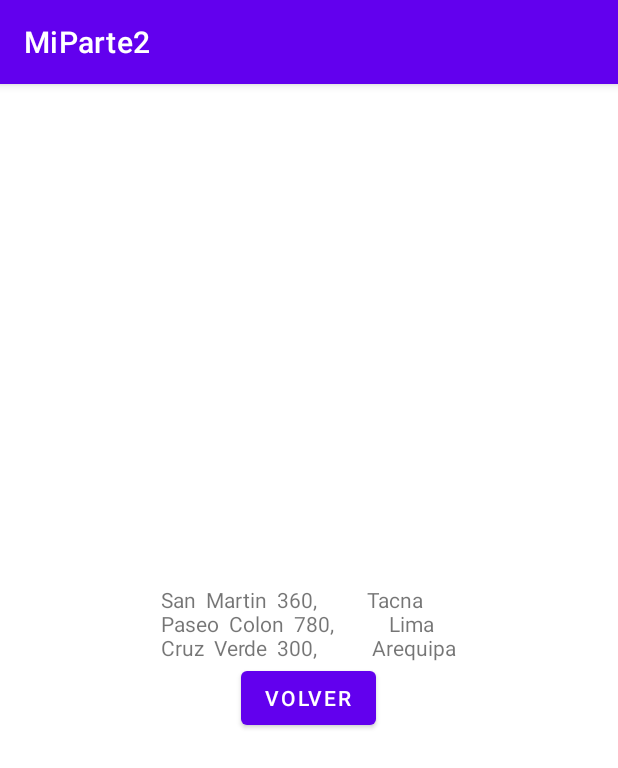
After one commit to Yennyqm/MiParte_2, an Android app: the Comunicacion3 screen opened directly, with no data from a screen before it, on a phone screen of 412 x 824 dp. The commit adds this screen. Shown: the top 768 px of the screen. Run offline under Robolectric (Android 15) with nearby library versions, the phone set to English and light mode, and no system bars.

Commit message:
Iniciando una actividad esperando datos de ella caso 2, validación para casilleros vacios y saltos de linea con etiqueta xml

```diff
--- a/app/src/main/AndroidManifest.xml
+++ b/app/src/main/AndroidManifest.xml
@@ -9,7 +9,8 @@
         android:roundIcon="@mipmap/ic_launcher_round"
         android:supportsRtl="true"
         android:theme="@style/Theme.MiParte2">
-        <activity android:name=".Comunicacion2"></activity>
+        <activity android:name=".Comunicacion3"></activity>
+        <activity android:name=".Comunicacion2" />
         <activity android:name=".Comunicacion1" />
         <activity android:name=".MainActivity">
             <intent-filter>
--- /dev/null
+++ b/app/src/main/java/com/ditec/miparte2/Comunicacion3.java
@@ -0,0 +1,21 @@
+package com.ditec.miparte2;
+
+import androidx.appcompat.app.AppCompatActivity;
+
+import android.content.Intent;
+import android.os.Bundle;
+import android.view.View;
+
+public class Comunicacion3 extends AppCompatActivity {
+
+    @Override
+    protected void onCreate(Bundle savedInstanceState) {
+        super.onCreate(savedInstanceState);
+        setContentView(R.layout.activity_comunicacion3);
+    }
+    public  void  volver(View view)  {
+        Intent intent  =  new Intent();
+        setResult(RESULT_OK,  intent); finish();
+    }
+
+}
--- a/app/src/main/res/layout/activity_comunicacion1.xml
+++ b/app/src/main/res/layout/activity_comunicacion1.xml
@@ -22,6 +22,11 @@
         android:layout_height="wrap_content"
         android:onClick="Verificar"
         android:text="Verificar"  />
+    <Button
+        android:layout_width="match_parent"
+        android:layout_height="wrap_content"
+        android:onClick="sucursales"
+        android:text="sucursales"  />
     <TextView
         android:id="@+id/txtvalor"
         android:layout_width="match_parent"
--- /dev/null
+++ b/app/src/main/res/layout/activity_comunicacion3.xml
@@ -0,0 +1,21 @@
+<?xml  version="1.0"  encoding="utf-8"?>
+<LinearLayout  xmlns:android="http://schemas.android.com/apk/res/android" xmlns:app="http://schemas.android.com/apk/res-auto" xmlns:tools="http://schemas.android.com/tools" android:layout_width="match_parent" android:layout_height="match_parent"
+    android:gravity="center"
+    android:orientation="vertical"
+    tools:context=".Comunicacion3">
+
+    <TextView
+        android:layout_width="wrap_content"
+        android:layout_height="wrap_content"
+        android:text="San  Martin  360,
+         Tacna  &#x0A;Paseo  Colon  780,
+          Lima&#x0A;Cruz  Verde  300,
+          Arequipa"
+        android:maxLines="4"
+        />
+    <Button
+        android:layout_width="wrap_content"
+        android:layout_height="wrap_content"
+        android:text="Volver"
+        android:onClick="volver"/>
+</LinearLayout>
```
Also changed, not shown: app/src/main/java/com/ditec/miparte2/Comunicacion1.java (+19 -3 lines).
